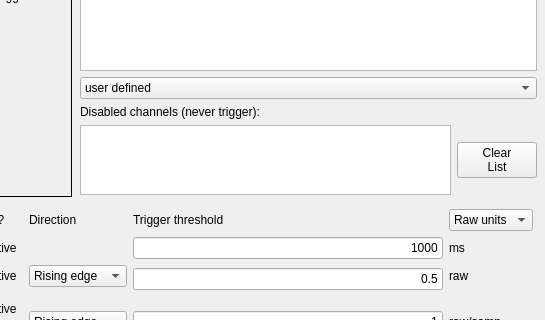
Old version of the form dastardcommander/ui/trigger_config.ui in the repository usnistgov/dastardcommander; both pictures show x 120 to 665 and y 98 to 418 of the 665 by 679 pixel window.
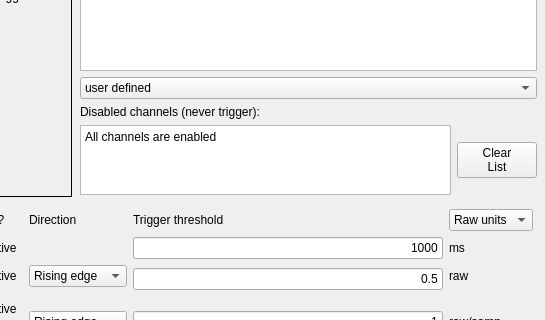
New version of the form.

Commit message: GUI can manipulate AND report disabled list

The edit to the form file:
```diff
--- a/dastardcommander/ui/trigger_config.ui
+++ b/dastardcommander/ui/trigger_config.ui
@@ -294,6 +294,9 @@
            <property name="readOnly">
             <bool>true</bool>
            </property>
+           <property name="plainText">
+            <string>All channels are enabled</string>
+           </property>
           </widget>
          </item>
          <item>
```
The commit also changes 3 other files.
